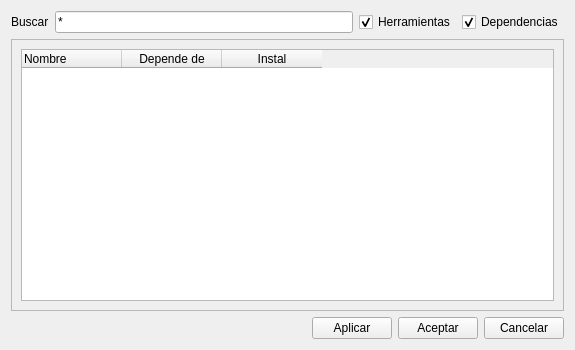
RQT2/rqt2-widgets, file forms/f4_package_manager.ui: the form before one commit.
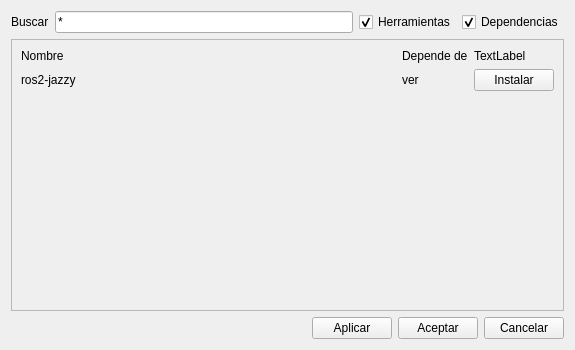
The form after the commit. Icons and pictures are not drawn.

Patch:
```diff
--- a/forms/f4_package_manager.ui
+++ b/forms/f4_package_manager.ui
@@ -79,42 +79,74 @@
         <x>0</x>
         <y>0</y>
         <width>555</width>
-        <height>267</height>
+        <height>262</height>
        </rect>
       </property>
       <layout class="QVBoxLayout" name="verticalLayout_3">
        <item>
-        <widget class="QTableWidget" name="TABLE">
+        <layout class="QGridLayout" name="gridLayout">
+         <item row="1" column="2">
+          <widget class="QPushButton" name="BUTTONInstall">
+           <property name="text">
+            <string>Instalar</string>
+           </property>
+          </widget>
+         </item>
+         <item row="1" column="1">
+          <widget class="QLabel" name="label_4">
+           <property name="text">
+            <string>ver</string>
+           </property>
+          </widget>
+         </item>
+         <item row="0" column="1">
+          <widget class="QLabel" name="label_2">
+           <property name="text">
+            <string>Depende de</string>
+           </property>
+          </widget>
+         </item>
+         <item row="0" column="0">
+          <widget class="QLabel" name="label">
          <property name="sizePolicy">
-          <sizepolicy hsizetype="Expanding" vsizetype="Minimum">
+            <sizepolicy hsizetype="MinimumExpanding" vsizetype="Fixed">
            <horstretch>0</horstretch>
            <verstretch>0</verstretch>
           </sizepolicy>
          </property>
-         <column>
           <property name="text">
            <string>Nombre</string>
           </property>
-          <property name="font">
-           <font>
-            <hintingpreference>PreferFullHinting</hintingpreference>
-           </font>
-          </property>
-          <property name="textAlignment">
-           <set>AlignLeading|AlignVCenter</set>
-          </property>
-         </column>
-         <column>
+          </widget>
+         </item>
+         <item row="0" column="2">
+          <widget class="QLabel" name="label_3">
           <property name="text">
-           <string>Depende de</string>
-          </property>
-         </column>
-         <column>
+            <string>TextLabel</string>
+           </property>
+          </widget>
+         </item>
+         <item row="1" column="0">
+          <widget class="QLabel" name="label_5">
           <property name="text">
-           <string>Instal</string>
-          </property>
-         </column>
-        </widget>
+            <string>ros2-jazzy</string>
+           </property>
+          </widget>
+         </item>
+        </layout>
+       </item>
+       <item>
+        <spacer name="verticalSpacer">
+         <property name="orientation">
+          <enum>Qt::Orientation::Vertical</enum>
+         </property>
+         <property name="sizeHint" stdset="0">
+          <size>
+           <width>20</width>
+           <height>40</height>
+          </size>
+         </property>
+        </spacer>
        </item>
       </layout>
      </widget>
```
Lines whose indentation alone changed are shown as unchanged.
